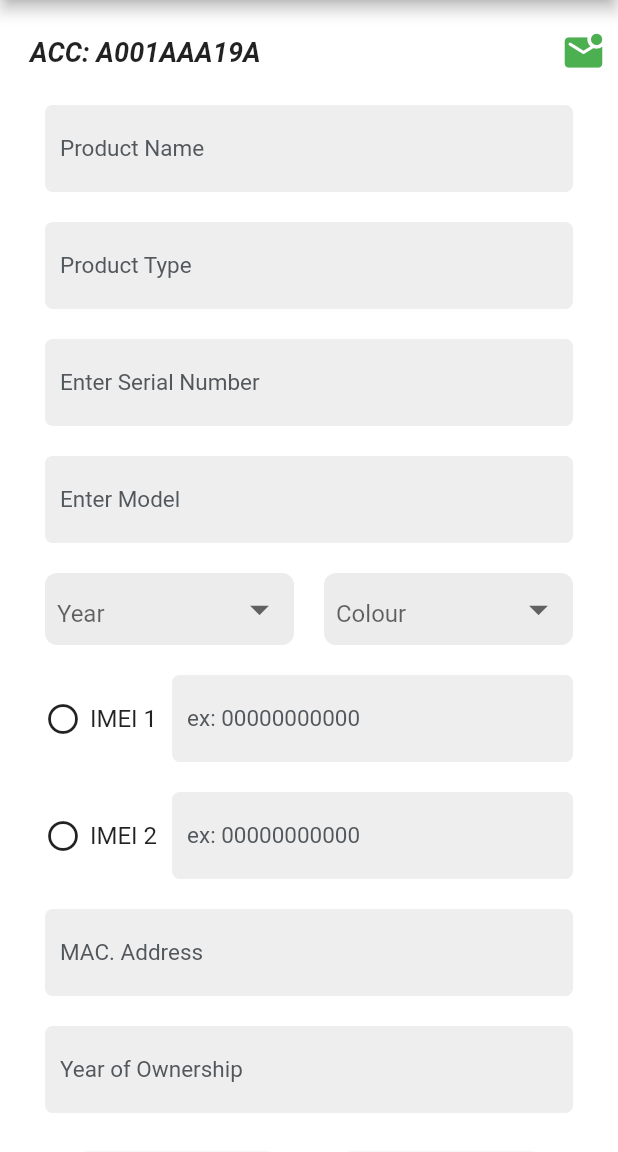
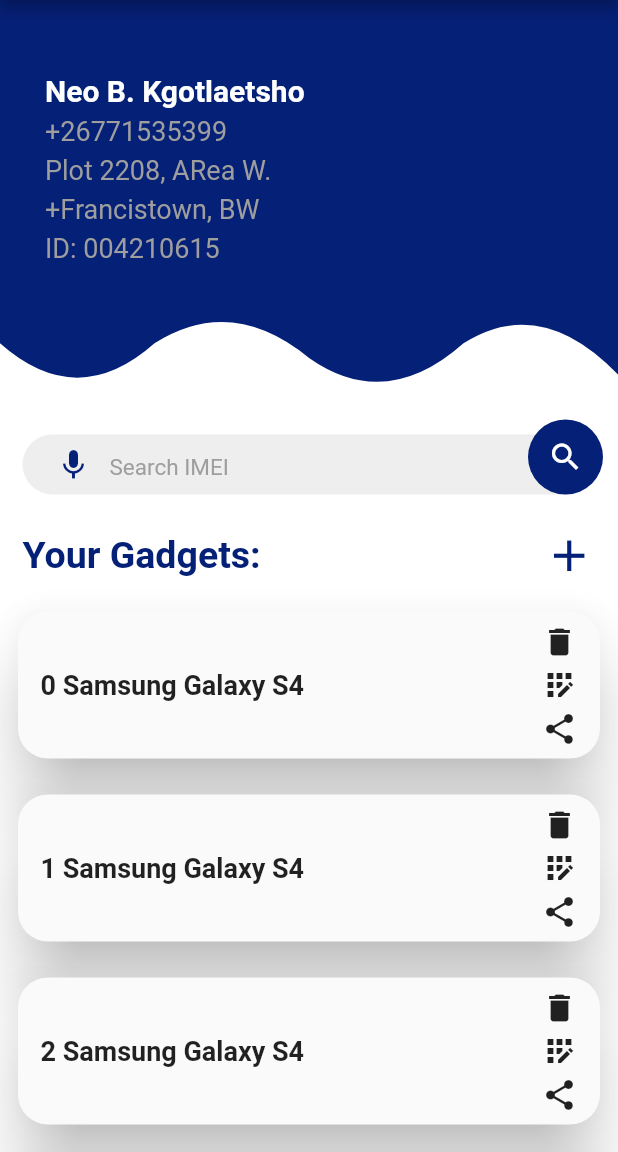
Before and after one commit to AndroidDev-Rehan/gadget_security, a Flutter app: the screen it shows after launch, on a phone screen of 412 x 824 dp, the part 84-1236 px from its top. Run offline on Flutter 3.47's test engine with Material 2 defaults, Android fonts, the phone set to English and light mode, and no system bars; our stand-ins replace carousel_slider, flutter_rating_stars, flutter_vector_icons, get; Roboto replaces fonts that are missing (Regular).

Commit message:
user profile

```diff
--- a/lib/main.dart
+++ b/lib/main.dart
@@ -5,6 +5,7 @@
 import 'package:gadget_security/view/auth/login.dart';
 import 'package:gadget_security/view/auth/signup.dart';
 import 'package:gadget_security/view/home/home_screen.dart';
+import 'package:gadget_security/view/profile/profilepage.dart';
 import 'package:get/get.dart';
 
 void main() {
@@ -21,7 +22,7 @@
       theme: light,
       darkTheme: dark,
       themeMode: ThemeMode.light,
-      home:  AddGadgetScreen(),
+      home:  ProfilePage(),
     );
   }
 }
--- a/lib/view/add_gadgets/add_gadgets.dart
+++ b/lib/view/add_gadgets/add_gadgets.dart
@@ -3,6 +3,7 @@
 import 'package:gadget_security/view/global_widgets/textfieldwithIcon.dart';
 import 'package:gadget_security/view/home/widgets/custom_grey_container.dart';
 
+import '../global_widgets/appbar.dart';
 import '../home/widgets/custom_button.dart';
 
 class AddGadgetScreen extends StatelessWidget {
@@ -11,12 +12,7 @@
   @override
   Widget build(BuildContext context) {
     return Scaffold(
-      appBar: AppBar(
-        backgroundColor: Theme.of(context).primaryColor,
-        title: const Text("Gadget Security"),
-        centerTitle: false,
-        actions: const [Icon(Icons.more_vert)],
-      ),
+      appBar: CustomAppBar(),
       body: ListView(
         children: [
          SizedBox(height: 20,),
--- a/lib/view/auth/login.dart
+++ b/lib/view/auth/login.dart
@@ -4,6 +4,7 @@
 import 'package:get/get.dart';
 
 import '../../utils/color.dart';
+import '../global_widgets/appbar.dart';
 
 
 class LoginPage extends StatelessWidget {
@@ -19,19 +20,21 @@
 
           builder: (context, snapshot) {
             return Scaffold(
+              appBar:CustomAppBar(),
               body: SingleChildScrollView(
                 child: SizedBox(
                   width: Get.width,
+                  height:Get.height-80,
                   child: Padding(
                     padding: const EdgeInsets.all(16.0),
                     child: Column(
+                      mainAxisAlignment: MainAxisAlignment.center,
+
                       children:  [
+
+                        signInContainer(context),
                         const SizedBox(height: 20,),
-                        Image.asset("assets/logo.png", scale: 3,),
-                        const SizedBox(height: 20,),
-                        signInContainer(),
-                        const SizedBox(height: 20,),
-                        belowContainer(),
+                        belowContainer(context),
 
                       ],
                     ),
@@ -44,7 +47,7 @@
     );
   }
 
-  signInContainer(){
+  signInContainer(BuildContext context){
     return Material(
       elevation: 10,
       borderRadius: BorderRadius.circular(20),
@@ -74,9 +77,9 @@
               const SizedBox(height: 20,),
               textFieldsColumn(),
               const SizedBox(height: 30,),
-              forgotPassword(),
+              forgotPassword(context),
               const SizedBox(height: 20,),
-              loginButton("Login"),
+              loginButton("Login",context),
             ],
           ),
         ),
@@ -139,7 +142,7 @@
     );
   }
 
-  loginButton(String text){
+  loginButton(String text,BuildContext context){
 
     return Container(
       width: double.infinity,
@@ -157,26 +160,26 @@
           },
           child: Text(text, style: const TextStyle(fontWeight: FontWeight.bold, fontSize: 18),),
           style: ElevatedButton.styleFrom(
-
-            fixedSize: const Size(double.infinity, 50),
+primary: Theme.of(context).primaryColor,
+            fixedSize:  Size(double.infinity, 50),
           )
       ),
     );
   }
 
-  forgotPassword(){
+  forgotPassword(BuildContext context){
     return GestureDetector(
       onTap: (){},
       child: Row(
         mainAxisSize: MainAxisSize.max,
-        children: const [
-          Text("Forgot Password?", style: TextStyle(color: ColorResources.COLOR_PRIMARY, fontWeight: FontWeight.bold, fontSize: 16),),
+        children:  [
+          Text("Forgot Password?", style: TextStyle(color:Theme.of(context).primaryColor, fontWeight: FontWeight.bold, fontSize: 16),),
         ],
       ),
     );
   }
 
-  belowContainer(){
+  belowContainer(BuildContext context){
     return Column(
       mainAxisSize: MainAxisSize.min,
       children: [
@@ -191,7 +194,7 @@
                   onTap: (){
                     Get.to(SignUpScreen());
                   },
-                  child: const Text("Create new account", style: TextStyle(color: ColorResources.COLOR_PRIMARY, fontWeight: FontWeight.w600),)),
+                  child: Text("Create new account", style: TextStyle(color: Theme.of(context).primaryColor, fontWeight: FontWeight.w600),)),
             ],
           ),
         ),
--- a/lib/view/auth/signup.dart
+++ b/lib/view/auth/signup.dart
@@ -2,6 +2,7 @@
 import 'package:flutter/material.dart';
 import 'package:gadget_security/utils/color.dart';
 import 'package:gadget_security/view/auth/login.dart';
+import 'package:gadget_security/view/global_widgets/appbar.dart';
 import 'package:get/get.dart';
 
 
@@ -20,17 +21,18 @@
       child: OrientationBuilder(
           builder: (context, snapshot) {
             return Scaffold(
+              appBar: CustomAppBar(),
               body: SingleChildScrollView(
                 child: SizedBox(
                   width: Get.width,
+                  height: Get.height-80,
                   child: Padding(
                     padding: const EdgeInsets.all(16.0),
                     child: Column(
+                      mainAxisAlignment: MainAxisAlignment.center,
                       children:  [
-                        const SizedBox(height: 20,),
-                        Image.asset("assets/logo.png", scale: 3,),
-                        const SizedBox(height: 20,),
-                        signInContainer(),
+
+                        signInContainer(context),
                         const SizedBox(height: 20,),
                         SizedBox(
                           width: double.infinity,
@@ -43,7 +45,7 @@
                                   onTap: (){
                                     Get.to(LoginPage());
                                   },
-                                  child: const Text("Sign In", style: TextStyle(color: ColorResources.COLOR_PRIMARY, fontWeight: FontWeight.w600),)),
+                                  child:Text("Sign In", style: TextStyle(color:Get.theme.primaryColor, fontWeight: FontWeight.w600),)),
                             ],
                           ),
                         )
@@ -59,7 +61,7 @@
     );
   }
 
-  signInContainer(){
+  signInContainer(BuildContext context){
 
 
     return Material(
@@ -195,7 +197,7 @@
           child: Text(text, style: const TextStyle(fontWeight: FontWeight.bold, fontSize: 18),),
           style: ElevatedButton.styleFrom(
             fixedSize: const Size(double.infinity, 50),
-            primary: ColorResources.COLOR_PRIMARY
+            primary: Get.theme.primaryColor
           )
       ),
     );
--- /dev/null
+++ b/lib/view/global_widgets/appbar.dart
@@ -0,0 +1,18 @@
+import 'package:flutter/cupertino.dart';
+import 'package:flutter/material.dart';
+import 'package:get/get.dart';
+
+import '../../utils/color.dart';
+
+
+
+
+  AppBar CustomAppBar() {
+    return AppBar(
+      backgroundColor: Get.theme.primaryColor,
+      title: const Text("Gadget Security"),
+      centerTitle: false,
+      actions: const [Icon(Icons.more_vert)],
+    );
+
+  }
--- a/lib/view/home/home_screen.dart
+++ b/lib/view/home/home_screen.dart
@@ -8,6 +8,7 @@
 import '../../utils/color.dart';
 import '../auth/login.dart';
 import '../auth/signup.dart';
+import '../global_widgets/appbar.dart';
 
 class HomeScreen extends StatelessWidget {
   const HomeScreen({Key? key}) : super(key: key);
@@ -15,12 +16,7 @@
   @override
   Widget build(BuildContext context) {
     return Scaffold(
-      appBar: AppBar(
-        backgroundColor: Theme.of(context).primaryColor,
-        title: const Text("Gadget Security"),
-        centerTitle: false,
-        actions: const [Icon(Icons.more_vert)],
-      ),
+      appBar: CustomAppBar(),
       body: Padding(
         padding: const EdgeInsets.symmetric(vertical: 16.0,horizontal: 16),
         child: ListView(
--- /dev/null
+++ b/lib/view/profile/profilepage.dart
@@ -0,0 +1,234 @@
+import 'package:flutter/cupertino.dart';
+import 'package:flutter/material.dart';
+import 'package:flutter/services.dart';
+import 'package:gadget_security/view/global_widgets/appbar.dart';
+import 'package:get/get.dart';
+
+class ProfilePage extends StatefulWidget {
+  const ProfilePage({Key? key}) : super(key: key);
+
+  @override
+  _ProfilePageState createState() => _ProfilePageState();
+}
+
+class _ProfilePageState extends State<ProfilePage> {
+  @override
+  Widget build(BuildContext context) {
+    return Scaffold(
+      appBar: CustomAppBar(),
+      body: SingleChildScrollView(
+        child: Column(
+          crossAxisAlignment: CrossAxisAlignment.start,
+          children: [
+            ClipPath(
+              clipper: CustomClipperImage(),
+              child: Container(
+                height: Get.height / 3,
+                width: Get.width,
+                color: Get.theme.primaryColor,
+                padding: EdgeInsets.only(left: 30),
+                child: Column(
+                  mainAxisAlignment: MainAxisAlignment.center,
+                  crossAxisAlignment: CrossAxisAlignment.start,
+                  children: [
+                    Text(
+                      'Neo B. Kgotlaetsho',
+                      style: TextStyle(
+                          color: Colors.white,
+                          fontSize: 20,
+                          fontWeight: FontWeight.bold),
+                    ),
+                    SizedBox(
+                      height: 5,
+                    ),
+                    Text(
+                      '+26771535399',
+                      style: TextStyle(
+                        color: Colors.grey,
+                        fontSize: 18,
+                      ),
+                    ),
+                    SizedBox(
+                      height: 5,
+                    ),
+                    Text(
+                      'Plot 2208, ARea W.',
+                      style: TextStyle(
+                        color: Colors.grey,
+                        fontSize: 18,
+                      ),
+                    ),
+                    SizedBox(
+                      height: 5,
+                    ),
+                    Text(
+                      '+Francistown, BW',
+                      style: TextStyle(
+                        color: Colors.grey,
+                        fontSize: 18,
+                      ),
+                    ),
+                    SizedBox(
+                      height: 5,
+                    ),
+                    Text(
+                      'ID: 004210615',
+                      style: TextStyle(
+                        color: Colors.grey,
+                        fontSize: 18,
+                      ),
+                    ),
+                    SizedBox(
+                      height: 50,
+                    )
+                  ],
+                ),
+              ),
+            ),
+            Stack(
+              children: [
+                Container(
+                  margin: EdgeInsets.all(15),
+                  padding: EdgeInsets.only(left: 10),
+                  height: 40,
+                  decoration: new BoxDecoration(
+                      color: Colors.grey[200],
+                      borderRadius:
+                          new BorderRadius.all(new Radius.circular(25))),
+                  child: TextFormField(
+                    style: TextStyle(
+                        color: Colors.black,
+                        fontFamily: 'Regular',
+                        fontSize: 12),
+                    cursorColor: Colors.black,
+                    decoration: new InputDecoration(
+                        border: InputBorder.none,
+                        prefixIcon: Icon(
+                          Icons.mic,
+                          color: Get.theme.primaryColor,
+                        ),
+                        hintText: 'Search IMEI',
+                        hintStyle: TextStyle(
+                            fontSize: 15,
+                            fontFamily: "Regular",
+                            color: Colors.grey)),
+                  ),
+                ),
+                Positioned(
+                  child: Container(
+                    decoration: BoxDecoration(
+                        color: Get.theme.primaryColor, shape: BoxShape.circle),
+                    height: 50,
+                    width: 50,
+                    child: Icon(
+                      Icons.search,
+                      color: Colors.white,
+                    ),
+                  ),
+                  right: 10,
+                  top: 5,
+                )
+              ],
+            ),
+            Padding(
+              padding:
+                  const EdgeInsets.symmetric(vertical: 8.0, horizontal: 15),
+              child: Row(
+                mainAxisAlignment: MainAxisAlignment.spaceBetween,
+                children: [
+                  Text(
+                    'Your Gadgets:',
+                    style: TextStyle(
+                        fontSize: 25,
+                        fontWeight: FontWeight.bold,
+                        color: Get.theme.primaryColor),
+                  ),
+                  Icon(
+                    Icons.add,
+                    color: Get.theme.primaryColor,
+                    size: 35,
+                  )
+                ],
+              ),
+            ),
+            ListView.builder(
+              shrinkWrap: true,
+                physics: NeverScrollableScrollPhysics(),
+                itemCount: 10,
+                itemBuilder: (context, index) {
+                  return Padding(
+                    padding: const EdgeInsets.all(12.0),
+                    child: Material(
+
+                      elevation: 20,
+                      borderRadius: BorderRadius.all(Radius.circular(20)),
+                      child: Padding(
+                        padding: const EdgeInsets.symmetric(horizontal: 15,vertical: 8.0),
+                        child: Row(
+                          mainAxisAlignment: MainAxisAlignment.spaceBetween,
+                          children: [
+                            Text(
+                              '${index} Samsung Galaxy S4',
+                              style: TextStyle(
+                                  fontSize: 18, fontWeight: FontWeight.bold),
+                            ),
+                            Column(
+                              children: [
+                                Icon(Icons.delete),
+                                SizedBox(height: 5,),
+                                Icon(Icons.app_registration_sharp),
+                                SizedBox(height: 5,),
+                                Icon(Icons.share)
+                              ],
+                            )
+                          ],
+                        ),
+                      ),
+                    ),
+                  );
+                })
+          ],
+        ),
+      ),
+    );
+  }
+}
+
+class CustomClipperImage extends CustomClipper<Path> {
+  @override
+  getClip(Size size) {
+    var path = Path();
+    path.lineTo(0, size.height / 1.2);
+    var firstControlPoint = Offset(size.width / 8, size.height);
+    var firstEndPoint = Offset(size.width / 4, size.height / 1.2);
+    var secondControlPoint =
+        Offset(size.width / 4 + (size.width / 8), size.height / 1.4);
+    var secondEndPoint = Offset(size.width / 1.95 - 5, size.height / 1.15);
+    var thirdControlPoint =
+        Offset(size.width / 2 + size.width / 8, size.height);
+    var thirdEndPoint =
+        Offset(size.width / 2 + size.width / 4, size.height / 1.2);
+    var fourthControlPoint =
+        Offset(size.width - (size.width / 8), size.height / 1.4);
+    var fourthEndPoint = Offset(size.width, size.height / 1.1);
+
+    path.quadraticBezierTo(firstControlPoint.dx, firstControlPoint.dy,
+        firstEndPoint.dx, firstEndPoint.dy);
+    path.quadraticBezierTo(secondControlPoint.dx, secondControlPoint.dy,
+        secondEndPoint.dx, secondEndPoint.dy);
+    path.quadraticBezierTo(thirdControlPoint.dx, thirdControlPoint.dy,
+        thirdEndPoint.dx, thirdEndPoint.dy);
+    path.quadraticBezierTo(fourthControlPoint.dx, fourthControlPoint.dy,
+        fourthEndPoint.dx, fourthEndPoint.dy);
+
+    path.lineTo(size.width, size.height / 1.2);
+    path.lineTo(size.width, 0);
+    path.close();
+    return path;
+  }
+
+  @override
+  bool shouldReclip(CustomClipper oldClipper) {
+    return true;
+  }
+}
```
Also changed, not shown: pubspec.lock.
